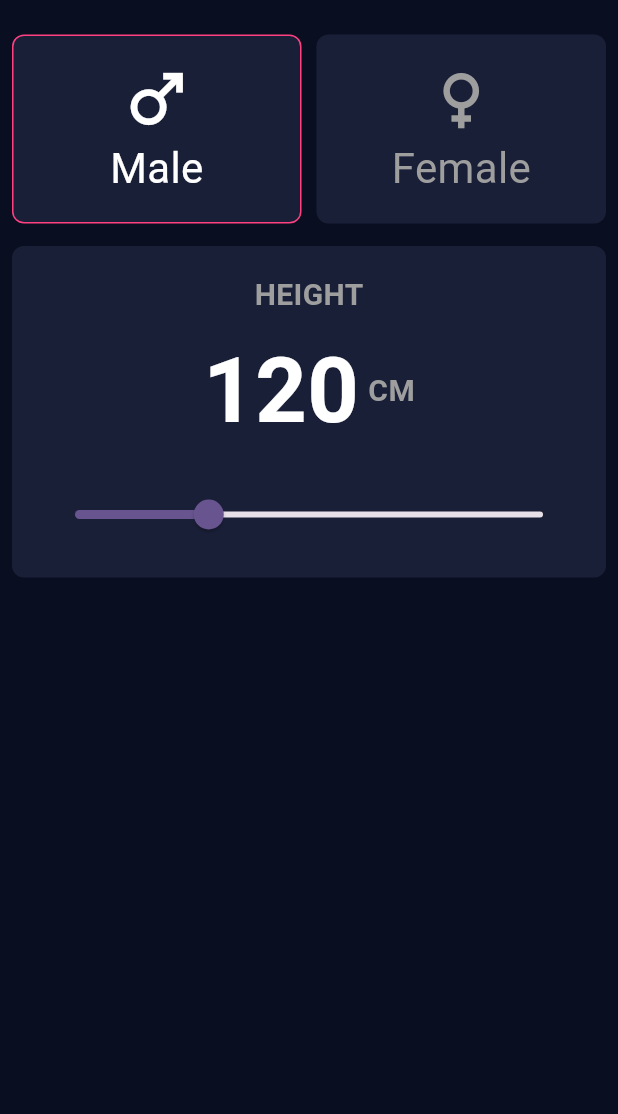
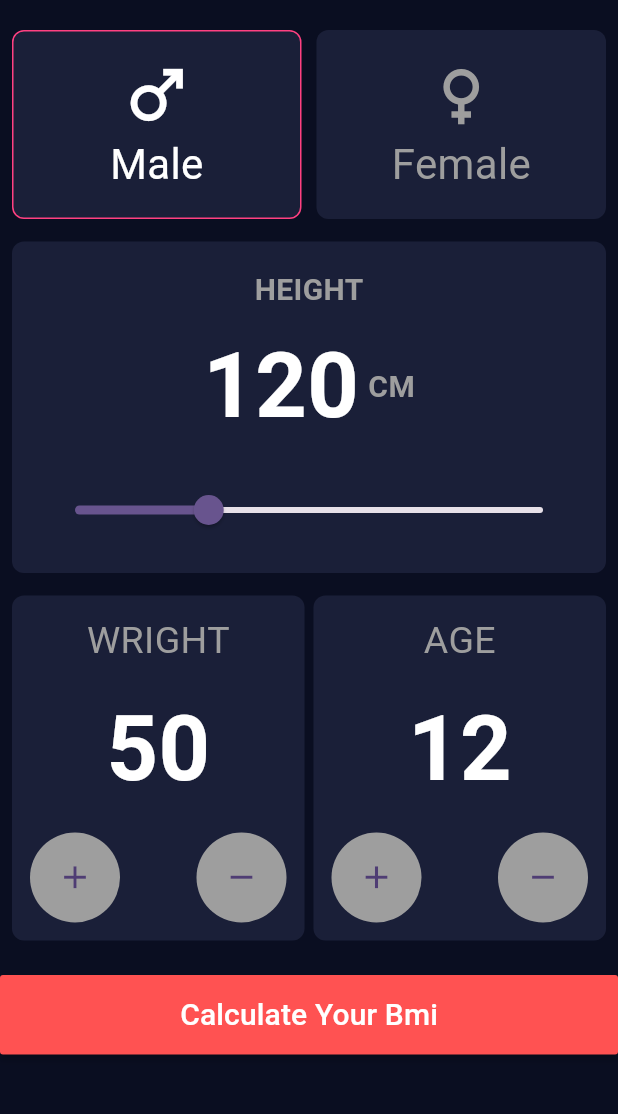
Before and after one commit to MohammadNasser-CS/BMI-calculator, a Flutter app: the screen it shows after launch, on a phone screen of 412 x 824 dp, the part 84-1198 px from its top. Run offline on Flutter 3.47's test engine with Material 2 defaults, Android fonts, the phone set to English and light mode, and no system bars.

Commit message:
complete App

```diff
--- a/lib/pages/home_page.dart
+++ b/lib/pages/home_page.dart
@@ -1,5 +1,7 @@
+import 'package:course_bmi/pages/result_page.dart';
 import 'package:course_bmi/widgets/gender_widget.dart';
 import 'package:course_bmi/widgets/height_slided_widget.dart';
+import 'package:course_bmi/widgets/weight_age_cards.dart';
 import 'package:flutter/material.dart';
 
 class HomePage extends StatefulWidget {
@@ -12,6 +14,14 @@ class HomePage extends StatefulWidget {
 class _HomePageState extends State<HomePage> {
   Gender _selectedGender = Gender.male;
   int _height = 120;
+  int _weight = 50;
+  int _age = 12;
+  double _calculateBMI() {
+    final heightPerMeter = _height / 100;
+    final bmi = _weight / (heightPerMeter * heightPerMeter);
+    return bmi;
+  }
+
   @override
   Widget build(BuildContext context) {
     return Scaffold(
@@ -31,7 +41,7 @@ class _HomePageState extends State<HomePage> {
       ),
       body: Column(
         children: [
-          const SizedBox(height: 15.0),
+          const SizedBox(height: 12.0),
           Padding(
             padding: const EdgeInsets.all(8.0),
             child: Column(
@@ -60,37 +70,65 @@ class _HomePageState extends State<HomePage> {
                   ],
                 ),
                 const SizedBox(height: 15.0),
-                HeightSlider(getHeight: ((newHeightValue) {
-                  _height=newHeightValue;
-                }),),
+                HeightSlider(
+                  getHeight: ((newHeightValue) {
+                    _height = newHeightValue;
+                  }),
+                ),
+                const SizedBox(height: 15.0),
+                Row(
+                  children: [
+                    Expanded(
+                        child: WeightAgeCard(
+                      title: 'WRIGHT',
+                      initialValue: 50,
+                      getValue: (newWeight) {
+                        _weight = newWeight;
+                      },
+                    )),
+                    const SizedBox(width: 6),
+                    Expanded(
+                      child: WeightAgeCard(
+                        title: 'AGE',
+                        initialValue: 12,
+                        getValue: (newAge) {
+                          _age = newAge;
+                        },
+                      ),
+                    ),
+                  ],
+                )
               ],
             ),
-          )
+          ),
+          const SizedBox(height: 15.0),
+          SizedBox(
+            width: double.infinity,
+            child: MaterialButton(
+              onPressed: () {
+                double result = _calculateBMI();
+                Navigator.of(context).push(
+                  MaterialPageRoute(
+                    builder: (context) => ResultPage(bmi: result),
+                  ),
+                );
+              },
+              color: Colors.redAccent,
+              height: 53,
+              child: const SafeArea(
+                  top: false,
+                  child: Text(
+                    'Calculate Your Bmi',
+                    style: TextStyle(
+                      color: Colors.white,
+                      fontSize: 20,
+                      fontWeight: FontWeight.w500,
+                    ),
+                  )),
+            ),
+          ),
         ],
       ),
     );
   }
 }
-
-
-/**
- * Column(
-        children: [
-          Expanded(
-            child: Padding(
-              padding: const EdgeInsets.all(8.0),
-              child: Column(
-                children: [
-                  const SizedBox(height: 12.0),
-                  HeightSlider(
-                    getHeight: (newHeightValue) {
-                      _height = newHeightValue;
-                    },
-                  ),
-                ],
-              ),
-            ),
-          )
-        ],
-      ),
- */
--- /dev/null
+++ b/lib/pages/result_page.dart
@@ -0,0 +1,137 @@
+import 'package:flutter/material.dart';
+
+class ResultPage extends StatelessWidget {
+  const ResultPage({super.key, required this.bmi});
+  final double bmi;
+  String _getBmiStatus() {
+    if (bmi > 0 && bmi <= 16) {
+      return "Severe thinness";
+    } else if (bmi > 16 && bmi <= 17) {
+      return "Moderate thinness";
+    } else if (bmi > 17 && bmi <= 18.5) {
+      return "Mild thinness";
+    } else if (bmi > 18.5 && bmi <= 25) {
+      return "Normal";
+    } else if (bmi > 25 && bmi <= 30) {
+      return "Overweight";
+    } else if (bmi > 30 && bmi <= 35) {
+      return "Obese Class I";
+    } else {
+      return "Obese Class II";
+    }
+  }
+
+  Color _getBmiStatusColor() {
+    if (bmi > 0 && bmi <= 16) {
+      return Colors.red;
+    } else if (bmi > 16 && bmi <= 17) {
+      return Colors.red.shade200;
+    } else if (bmi > 17 && bmi <= 18.5) {
+      return Colors.yellowAccent;
+    } else if (bmi > 18.5 && bmi <= 25) {
+      return Colors.green;
+    } else if (bmi > 25 && bmi <= 30) {
+      return Colors.yellowAccent;
+    } else if (bmi > 30 && bmi <= 35) {
+      return Colors.red.shade200;
+    } else if (bmi > 35 && bmi <= 40) {
+      return Colors.red;
+    } else {
+      return Colors.red.shade900;
+    }
+  }
+
+  String _getBmiRange() {
+    if (bmi > 0 && bmi <= 16) {
+      return "1 - 16 kg/m2";
+    } else if (bmi > 16 && bmi <= 17) {
+      return "16,1 - 17 kg/m2";
+    } else if (bmi > 17 && bmi <= 18.5) {
+      return "17.1 - 18,5 kg/m2";
+    } else if (bmi > 18.5 && bmi <= 25) {
+      return "18,6 - 25 kg/m2";
+    } else if (bmi > 25 && bmi <= 30) {
+      return "25,1 - 30 kg/m2";
+    } else if (bmi > 30 && bmi <= 35) {
+      return "30,1 - 35 kg/m2";
+    } else {
+      return "more than 35 kg/m2";
+    }
+  }
+
+  String _getBmiMessage() {
+    if (bmi > 0 && bmi <= 18.5) {
+      return "You Should Take More Care Of Your Health, And Eat More Food.";
+    } else if (bmi > 18.5 && bmi <= 25) {
+      return "You Have Normal Body, Good Job!";
+    } else {
+      return "You Should Take More Care Of Your Health, And Eat Less Food.";
+    }
+  }
+
+  @override
+  Widget build(BuildContext context) {
+    return Scaffold(
+      appBar: AppBar(
+        title: const Text(
+          'Your BMI',
+          style: TextStyle(
+            fontSize: 32,
+            color: Colors.white,
+            fontWeight: FontWeight.bold,
+          ),
+        ),
+      ),
+      body: Padding(
+        padding: const EdgeInsets.all(24.0),
+        child: Container(
+          width: double.infinity,
+          padding: const EdgeInsets.all(24.0),
+          decoration: BoxDecoration(
+            borderRadius: BorderRadius.circular(8.0),
+            color: const Color(0xff1A1F38),
+          ),
+          child: Column(
+            crossAxisAlignment: CrossAxisAlignment.center,
+            mainAxisSize: MainAxisSize.min,
+            children: [
+              const SizedBox(height: 24),
+              Text(
+                _getBmiStatus(),
+                style: TextStyle(color: _getBmiStatusColor(), fontSize: 28),
+                textAlign: TextAlign.center,
+              ),
+              const SizedBox(height: 24),
+              Text(
+                bmi.toStringAsFixed(1),
+                style: const TextStyle(
+                    color: Colors.white,
+                    fontSize: 75,
+                    fontWeight: FontWeight.bold),
+                textAlign: TextAlign.center,
+              ),
+              const SizedBox(height: 24),
+              Text(
+                '${_getBmiStatus()} BMI Range:',
+                style: const TextStyle(color: Colors.grey, fontSize: 25),
+                textAlign: TextAlign.center,
+              ),
+              const SizedBox(height: 24),
+              Text(
+                _getBmiRange(),
+                style: const TextStyle(color: Colors.white, fontSize: 25),
+                textAlign: TextAlign.center,
+              ),
+              const SizedBox(height: 24),
+              Text(
+                _getBmiMessage(),
+                style: const TextStyle(color: Colors.white, fontSize: 25),
+                textAlign: TextAlign.center,
+              ),
+            ],
+          ),
+        ),
+      ),
+    );
+  }
+}
--- /dev/null
+++ b/lib/widgets/weight_age_cards.dart
@@ -0,0 +1,97 @@
+import 'package:flutter/material.dart';
+
+class WeightAgeCard extends StatefulWidget {
+  const WeightAgeCard(
+      {super.key,
+      required this.title,
+      required this.initialValue,
+      required this.getValue});
+  final String title;
+  final int initialValue;
+  final Function(int newValue) getValue;
+  @override
+  State<WeightAgeCard> createState() => _WeightAgeCardState();
+}
+
+class _WeightAgeCardState extends State<WeightAgeCard> {
+  late int _cardValue;
+  @override
+  void initState() {
+    super.initState();
+    _cardValue = widget.initialValue;
+  }
+  @override
+  Widget build(BuildContext context) {
+    return Container(
+      padding: const EdgeInsets.all(12.0),
+      decoration: BoxDecoration(
+        borderRadius: BorderRadius.circular(8.0),
+        color: const Color(0xff1A1F38),
+      ),
+      child: Column(
+        children: [
+          Text(
+            widget.title,
+            style: const TextStyle(color: Colors.grey, fontSize: 25),
+          ),
+          const SizedBox(height: 12),
+          Text(
+            '$_cardValue',
+            style: const TextStyle(
+              color: Colors.white,
+              fontSize: 60,
+              fontWeight: FontWeight.w600,
+            ),
+          ),
+          const SizedBox(height: 12),
+          Row(
+            children: [
+              CircleAvatar(
+                radius: 30,
+                backgroundColor: Colors.grey,
+                child: IconButton(
+                  onPressed: () {
+                    setState(() {
+                      _cardValue++;
+                    });
+                    widget.getValue(_cardValue);
+                  },
+                  icon: const Icon(
+                    Icons.add,
+                    size: 25,
+                  ),
+                ),
+              ),
+              const Spacer(),
+              CircleAvatar(
+                radius: 30,
+                backgroundColor: Colors.grey,
+                child: IconButton(
+                  onPressed: () {
+                    if (_cardValue > 1) {
+                      setState(() {
+                        _cardValue--;
+                      });
+                      widget.getValue(_cardValue);
+                    } else {
+                      ScaffoldMessenger.of(context).showSnackBar(
+                        const SnackBar(
+                          content: Text('Not Allowed Nigative Value'),
+                        ),
+                      );
+                    }
+                  },
+                  icon: const Icon(
+                    Icons.remove,
+                    size: 25,
+                  ),
+                ),
+              ),
+            ],
+          ),
+        ],
+      ),
+    );
+  }
+
+}
```
